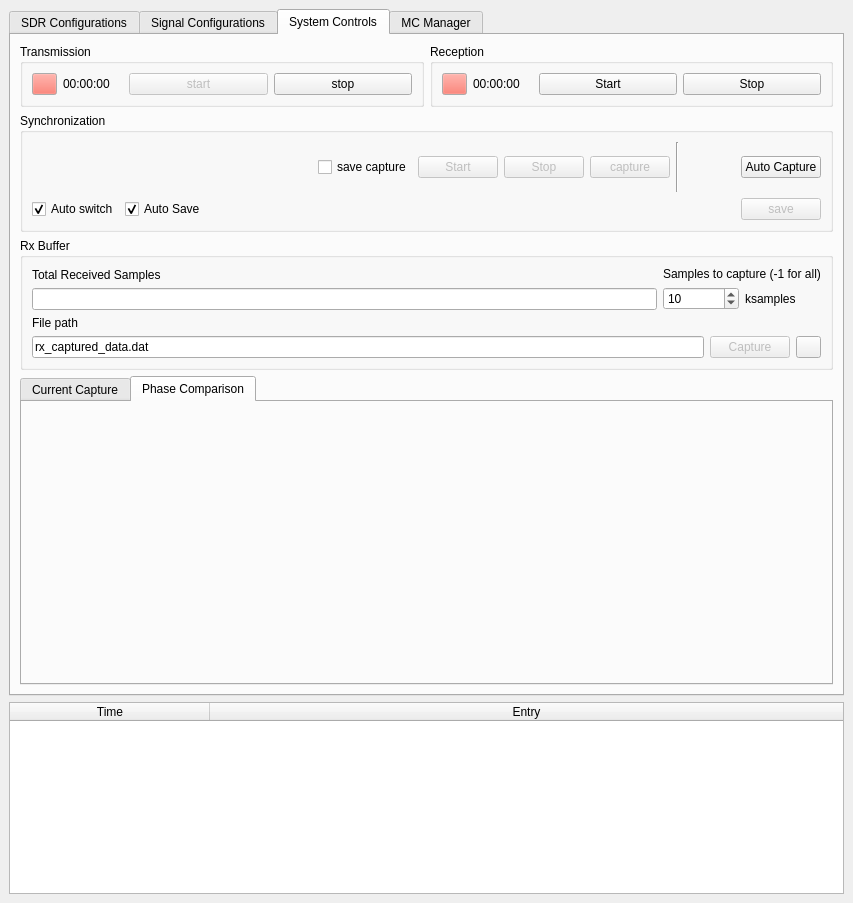
The window that caa_project/maingui.ui (jranstrom/usrp_caa_ui) describes before a commit, drawn with Qt 5.
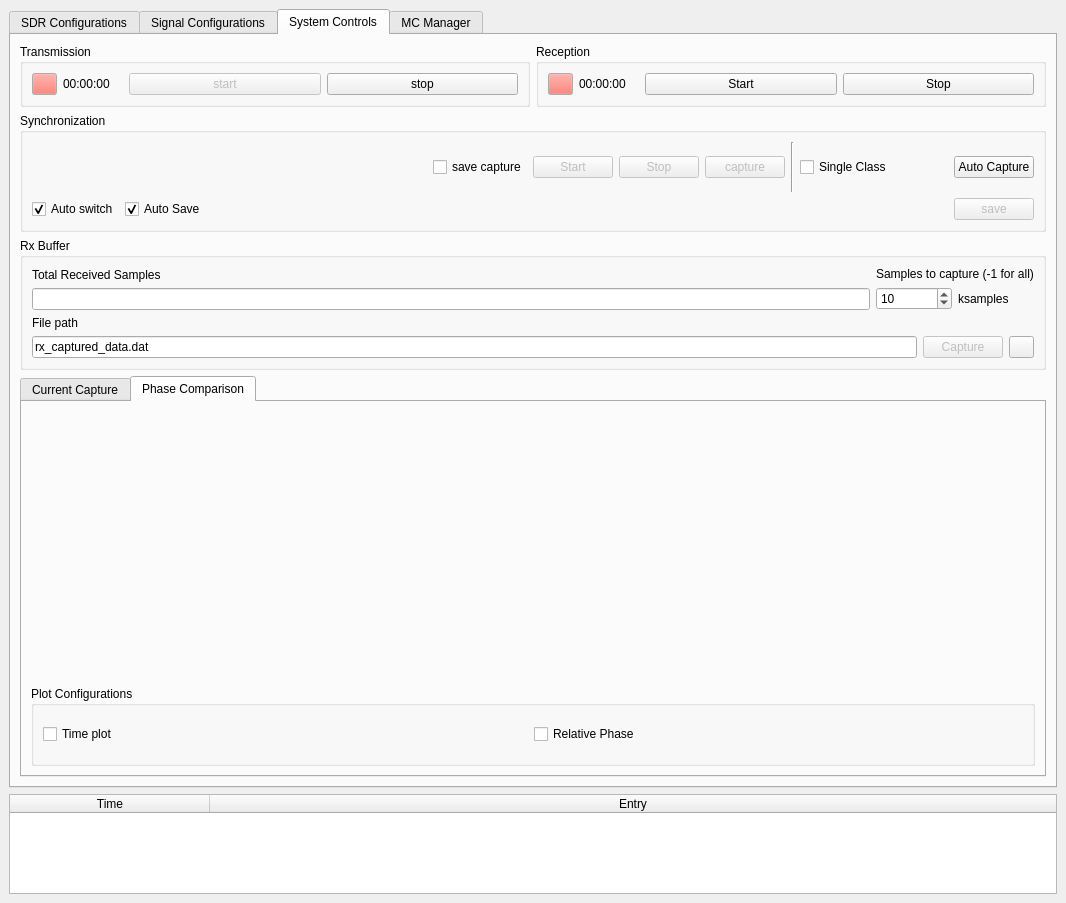
The same window after the commit. The open tabs and pages were chosen to show the change. Custom widgets are drawn as their Qt base class.

```diff
--- a/caa_project/maingui.ui
+++ b/caa_project/maingui.ui
@@ -6,7 +6,7 @@
    <rect>
     <x>0</x>
     <y>0</y>
-    <width>853</width>
+    <width>1066</width>
     <height>903</height>
    </rect>
   </property>
@@ -1061,6 +1061,9 @@
                  <property name="text">
                   <string>save capture</string>
                  </property>
+                 <property name="checked">
+                  <bool>false</bool>
+                 </property>
                 </widget>
                </item>
                <item>
@@ -1100,6 +1103,13 @@
                  </property>
                 </widget>
                </item>
+               <item>
+                <widget class="QCheckBox" name="cb_single_auto">
+                 <property name="text">
+                  <string>Single Class</string>
+                 </property>
+                </widget>
+               </item>
                <item>
                 <widget class="IndicatorButtonWidget" name="indicator_auto_capture" native="true">
                  <property name="minimumSize">
@@ -1378,6 +1388,42 @@
             <item>
              <widget class="QCustomPlot" name="phase_plot" native="true"/>
             </item>
+            <item>
+             <widget class="QGroupBox" name="groupBox_8">
+              <property name="maximumSize">
+               <size>
+                <width>16777215</width>
+                <height>80</height>
+               </size>
+              </property>
+              <property name="title">
+               <string>Plot Configurations</string>
+              </property>
+              <layout class="QVBoxLayout" name="verticalLayout_19">
+               <item>
+                <layout class="QHBoxLayout" name="horizontalLayout_26">
+                 <property name="spacing">
+                  <number>1</number>
+                 </property>
+                 <item>
+                  <widget class="QCheckBox" name="cb_time_plot">
+                   <property name="text">
+                    <string>Time plot</string>
+                   </property>
+                  </widget>
+                 </item>
+                 <item>
+                  <widget class="QCheckBox" name="cb_relative_plot">
+                   <property name="text">
+                    <string>Relative Phase</string>
+                   </property>
+                  </widget>
+                 </item>
+                </layout>
+               </item>
+              </layout>
+             </widget>
+            </item>
            </layout>
           </widget>
          </widget>
@@ -1481,13 +1527,13 @@
       <property name="minimumSize">
        <size>
         <width>0</width>
-        <height>150</height>
+        <height>100</height>
        </size>
       </property>
       <property name="maximumSize">
        <size>
         <width>16777215</width>
-        <height>400</height>
+        <height>100</height>
        </size>
       </property>
       <property name="selectionBehavior">
```
Left out of the diff: 10 changed lines with no effect on the pictures.
